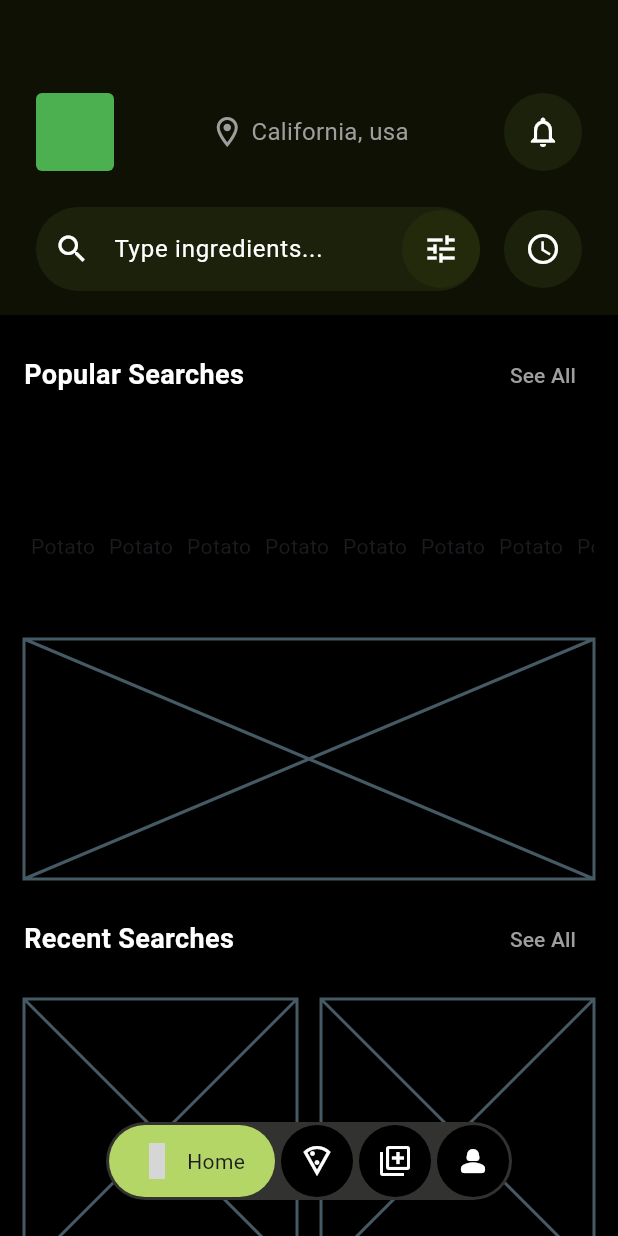
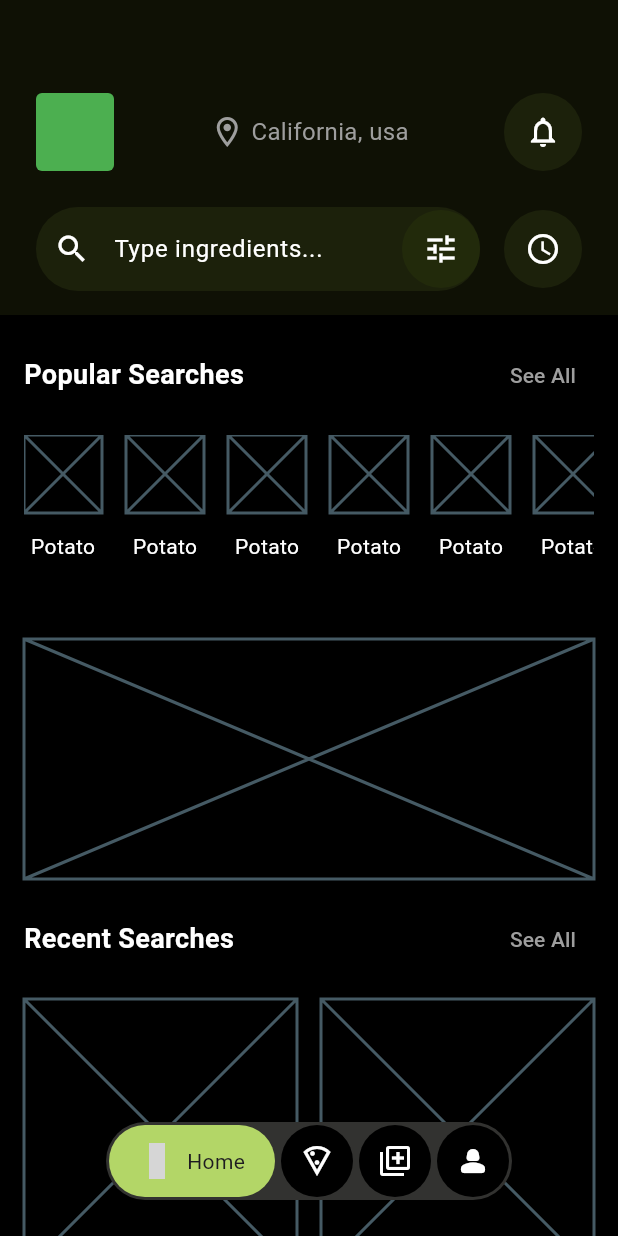
Before and after one commit to JAICHANGPARK/flutter_notebook_chapter_43, a Flutter app: the FoodOrderMainPage screen opened directly, on a phone screen of 412 x 824 dp. Run offline on Flutter 3.47's test engine with Material 3 defaults, Android fonts, the phone set to English and light mode, and no system bars; our stand-ins replace gap, hugeicons, percent_indicator; grey boxes are pictures that could not be loaded.

Commit message:
Update food_order_home_page.dart

```diff
--- a/lib/ep2393_food_order_app/ui/home/food_order_home_page.dart
+++ b/lib/ep2393_food_order_app/ui/home/food_order_home_page.dart
@@ -46,16 +46,24 @@ class _FoodOrderHomePageState extends State<FoodOrderHomePage> {
                 shrinkWrap: true,
                 scrollDirection: Axis.horizontal,
                 itemBuilder: (context, index) {
-                  return Column(
+                  return Padding(
+                    padding: EdgeInsets.only(
+                      right: 16,
+                    ),
+                    child: Column(
                       mainAxisSize: MainAxisSize.min,
                       spacing: 12,
                       children: [
                         Container(
                           height: 52,
                           width: 52,
+                          child: Placeholder(),
                         ),
                         Text(
                           "Potato",
+                          style: TextStyle(
+                            color: Colors.white,
+                          ),
                         )
                         // Expanded(
                         //   child: Stack(
@@ -77,6 +85,7 @@ class _FoodOrderHomePageState extends State<FoodOrderHomePage> {
                         //   "Potato",
                         // )
                       ],
+                    ),
                   );
                 },
               ),
```
Lines whose indentation alone changed are shown as unchanged.
